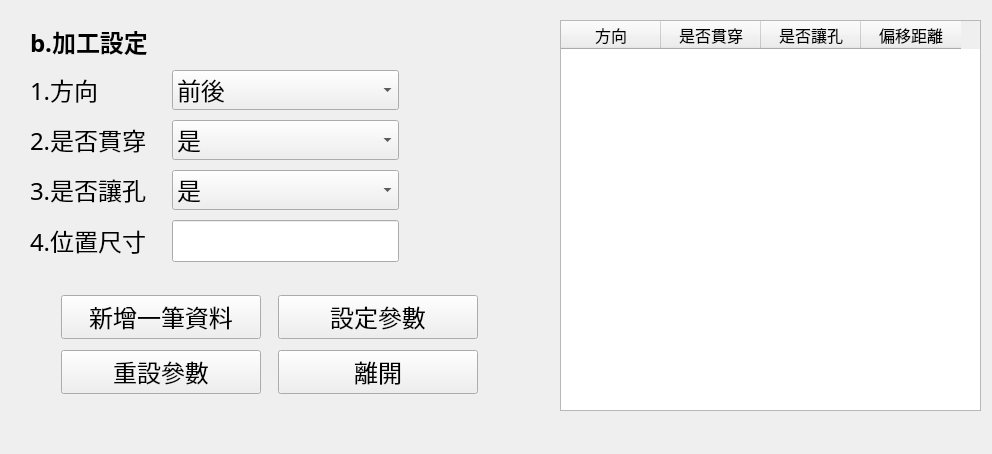
Above: SYEI_stamping_press_system/pad_machining.ui from sinje0816/stamping_press before the change. Below: the same form after it.
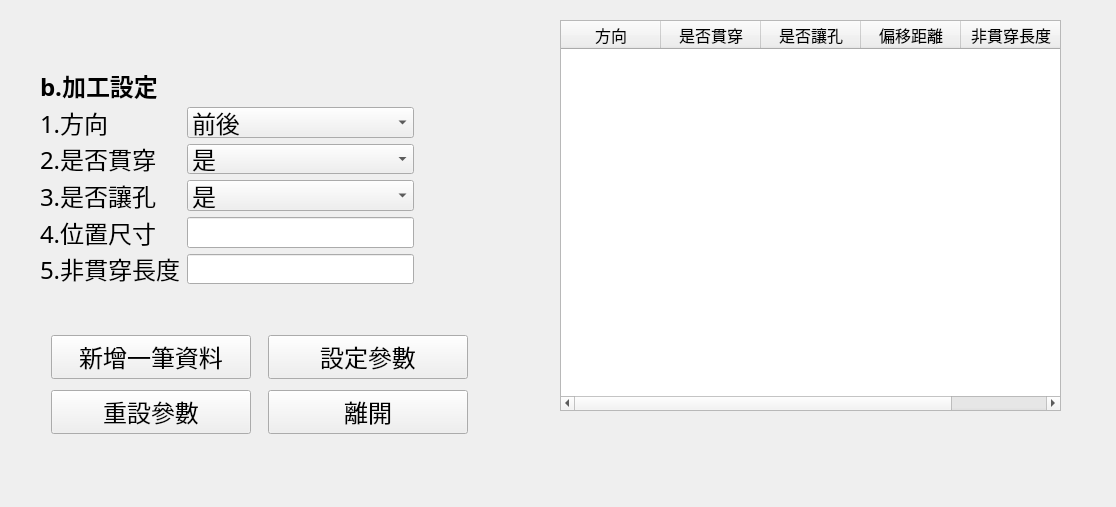
That is the form after the change.

Patch:
```diff
--- a/SYEI_stamping_press_system/pad_machining.ui
+++ b/SYEI_stamping_press_system/pad_machining.ui
@@ -6,8 +6,8 @@
    <rect>
     <x>0</x>
     <y>0</y>
-    <width>992</width>
-    <height>454</height>
+    <width>1116</width>
+    <height>507</height>
    </rect>
   </property>
   <property name="sizePolicy">
@@ -24,7 +24,7 @@
     <rect>
      <x>560</x>
      <y>20</y>
-     <width>421</width>
+     <width>501</width>
      <height>391</height>
     </rect>
    </property>
@@ -54,12 +54,17 @@
      <string>偏移距離</string>
     </property>
    </column>
+   <column>
+    <property name="text">
+     <string>非貫穿長度</string>
+    </property>
+   </column>
   </widget>
-  <widget class="QWidget" name="">
+  <widget class="QWidget" name="layoutWidget">
    <property name="geometry">
     <rect>
-     <x>50</x>
-     <y>290</y>
+     <x>40</x>
+     <y>330</y>
      <width>441</width>
      <height>111</height>
     </rect>
@@ -170,34 +175,13 @@
   <widget class="QWidget" name="">
    <property name="geometry">
     <rect>
-     <x>30</x>
-     <y>20</y>
-     <width>511</width>
-     <height>251</height>
+     <x>40</x>
+     <y>70</y>
+     <width>491</width>
+     <height>214</height>
     </rect>
    </property>
    <layout class="QGridLayout" name="gridLayout">
-    <item row="0" column="0" colspan="3">
-     <widget class="QLabel" name="label">
-      <property name="sizePolicy">
-       <sizepolicy hsizetype="Preferred" vsizetype="Fixed">
-        <horstretch>0</horstretch>
-        <verstretch>0</verstretch>
-       </sizepolicy>
-      </property>
-      <property name="font">
-       <font>
-        <family>微軟正黑體</family>
-        <pointsize>18</pointsize>
-        <weight>75</weight>
-        <bold>true</bold>
-       </font>
-      </property>
-      <property name="text">
-       <string>b.加工設定</string>
-      </property>
-     </widget>
-    </item>
     <item row="1" column="0">
      <widget class="QLabel" name="label_23">
       <property name="sizePolicy">
@@ -267,13 +251,6 @@
       </item>
      </widget>
     </item>
-    <item row="1" column="2" rowspan="4">
-     <widget class="QLabel" name="label_2">
-      <property name="text">
-       <string/>
-      </property>
-     </widget>
-    </item>
     <item row="2" column="0">
      <widget class="QLabel" name="label_25">
       <property name="sizePolicy">
@@ -456,6 +433,78 @@
       </property>
      </widget>
     </item>
+    <item row="5" column="0">
+     <widget class="QLabel" name="label_29">
+      <property name="sizePolicy">
+       <sizepolicy hsizetype="Fixed" vsizetype="Maximum">
+        <horstretch>0</horstretch>
+        <verstretch>0</verstretch>
+       </sizepolicy>
+      </property>
+      <property name="maximumSize">
+       <size>
+        <width>150</width>
+        <height>40</height>
+       </size>
+      </property>
+      <property name="font">
+       <font>
+        <family>微軟正黑體</family>
+        <pointsize>18</pointsize>
+       </font>
+      </property>
+      <property name="text">
+       <string>5.非貫穿長度</string>
+      </property>
+      <property name="alignment">
+       <set>Qt::AlignLeading|Qt::AlignLeft|Qt::AlignVCenter</set>
+      </property>
+     </widget>
+    </item>
+    <item row="5" column="1">
+     <widget class="QLineEdit" name="unpierce">
+      <property name="sizePolicy">
+       <sizepolicy hsizetype="Fixed" vsizetype="Fixed">
+        <horstretch>0</horstretch>
+        <verstretch>0</verstretch>
+       </sizepolicy>
+      </property>
+      <property name="font">
+       <font>
+        <family>微軟正黑體</family>
+        <pointsize>18</pointsize>
+       </font>
+      </property>
+     </widget>
+    </item>
+    <item row="0" column="0" colspan="3">
+     <widget class="QLabel" name="label">
+      <property name="sizePolicy">
+       <sizepolicy hsizetype="Preferred" vsizetype="Fixed">
+        <horstretch>0</horstretch>
+        <verstretch>0</verstretch>
+       </sizepolicy>
+      </property>
+      <property name="font">
+       <font>
+        <family>微軟正黑體</family>
+        <pointsize>18</pointsize>
+        <weight>75</weight>
+        <bold>true</bold>
+       </font>
+      </property>
+      <property name="text">
+       <string>b.加工設定</string>
+      </property>
+     </widget>
+    </item>
+    <item row="1" column="2" rowspan="5">
+     <widget class="QLabel" name="picture">
+      <property name="text">
+       <string/>
+      </property>
+     </widget>
+    </item>
    </layout>
   </widget>
  </widget>
```
